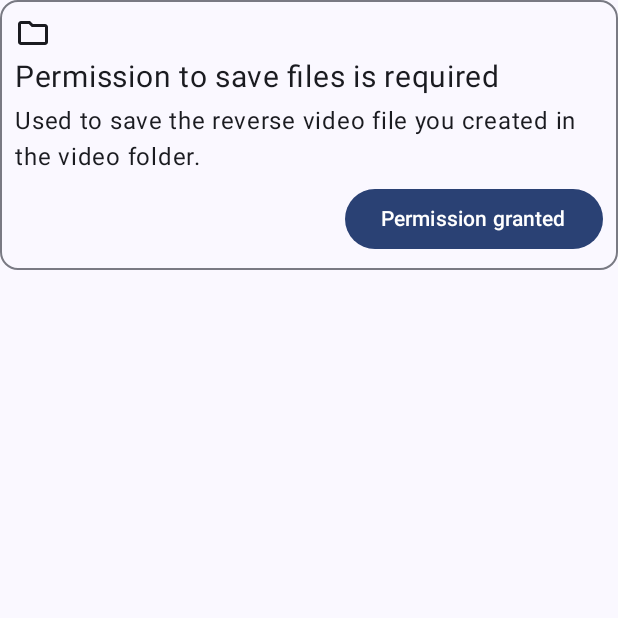
After one commit to takusan23/DougaUnDroid, an Android app built with Jetpack Compose: the composable PermissionCard shown on its own in the app's theme, on a phone screen of 412 x 824 dp, the top half of it. The commit adds this screen. Run offline under Robolectric (Android 15) with nearby library versions, the phone set to English and light mode, and no system bars; 1 statement that could not run was skipped.

Commit message:
Android 9 以下でファイル保存権限が無くてクラッシュしていた件を修正

```diff
--- a/app/src/main/AndroidManifest.xml
+++ b/app/src/main/AndroidManifest.xml
@@ -1,6 +1,9 @@
 <?xml version="1.0" encoding="utf-8"?>
 <manifest xmlns:android="http://schemas.android.com/apk/res/android"
     xmlns:tools="http://schemas.android.com/tools">
+
+    <!-- Android 9 以下で動画フォルダに保存するため。Android 10 以降は不要。 -->
+    <uses-permission android:name="android.permission.WRITE_EXTERNAL_STORAGE" android:maxSdkVersion="28"/>
 
     <uses-permission android:name="android.permission.FOREGROUND_SERVICE" />
 
--- /dev/null
+++ b/app/src/main/java/io/github/takusan23/dougaundroid/ui/components/PermissionCard.kt
@@ -0,0 +1,74 @@
+package io.github.takusan23.dougaundroid.ui.components
+
+import android.content.pm.PackageManager
+import androidx.activity.compose.rememberLauncherForActivityResult
+import androidx.activity.result.contract.ActivityResultContracts
+import androidx.compose.foundation.layout.Arrangement
+import androidx.compose.foundation.layout.Column
+import androidx.compose.foundation.layout.fillMaxWidth
+import androidx.compose.foundation.layout.padding
+import androidx.compose.material3.Button
+import androidx.compose.material3.Icon
+import androidx.compose.material3.OutlinedCard
+import androidx.compose.material3.Text
+import androidx.compose.runtime.Composable
+import androidx.compose.runtime.mutableStateOf
+import androidx.compose.runtime.remember
+import androidx.compose.ui.Alignment
+import androidx.compose.ui.Modifier
+import androidx.compose.ui.platform.LocalContext
+import androidx.compose.ui.res.painterResource
+import androidx.compose.ui.res.stringResource
+import androidx.compose.ui.unit.dp
+import androidx.compose.ui.unit.sp
+import androidx.core.content.ContextCompat
+import io.github.takusan23.dougaundroid.R
+
+/**
+ * ファイル書き込み権限を要求する Card
+ * Android 9 以下で使う。Android 10 以降は MediaStore に追加するだけなら権限が不要。
+ *
+ * @param modifier [Modifier]
+ */
+@Composable
+fun PermissionCard(modifier: Modifier = Modifier) {
+    val context = LocalContext.current
+    val isGranted = remember { mutableStateOf(ContextCompat.checkSelfPermission(context, android.Manifest.permission.WRITE_EXTERNAL_STORAGE) == PackageManager.PERMISSION_GRANTED) }
+
+    val permissionRequest = rememberLauncherForActivityResult(
+        contract = ActivityResultContracts.RequestPermission(),
+        onResult = { isGranted.value = it }
+    )
+
+    OutlinedCard(modifier = modifier) {
+        Column(
+            modifier = Modifier
+                .padding(10.dp)
+                .fillMaxWidth(),
+            verticalArrangement = Arrangement.spacedBy(5.dp)
+        ) {
+
+            Icon(
+                painter = painterResource(R.drawable.folder_24px),
+                contentDescription = null
+            )
+
+            if (isGranted.value) {
+                Text(text = stringResource(id = R.string.permission_granted_title))
+            } else {
+                Text(
+                    text = stringResource(id = R.string.permission_request_title),
+                    fontSize = 20.sp
+                )
+                Text(text = stringResource(id = R.string.permission_request_description))
+                Button(
+                    modifier = Modifier.align(Alignment.End),
+                    onClick = { permissionRequest.launch(android.Manifest.permission.WRITE_EXTERNAL_STORAGE) }
+                ) {
+                    Text(text = stringResource(id = R.string.permission_request_button))
+                }
+            }
+
+        }
+    }
+}
--- a/app/src/main/res/values/strings.xml
+++ b/app/src/main/res/values/strings.xml
@@ -28,4 +28,8 @@ The process of creating a video for reverse playback is completed within the dev
     <string name="service_notification_channel_name">Service to create reverse playback videos</string>
     <string name="service_notification_title">Creating a video that plays in reverse</string>
     <string name="service_notification_description">Creating a reverse video. It will take some time to create.</string>
+    <string name="permission_granted_title">Permissions have been granted</string>
+    <string name="permission_request_title">Permission to save files is required</string>
+    <string name="permission_request_description">Used to save the reverse video file you created in the video folder.</string>
+    <string name="permission_request_button">Permission granted</string>
 </resources>
```
Also changed, not shown: app/src/main/java/io/github/takusan23/dougaundroid/processor/tool/MediaStoreTool.kt (+13 -5 lines), app/src/main/java/io/github/takusan23/dougaundroid/ui/screen/HomeScreen.kt (+10 -1 lines), 1 other file.
